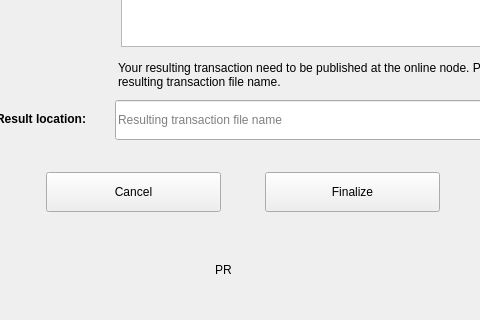
First picture: the form in windows/g_filetransaction.ui, repository 0xkobe/mwc-wallet, before the edit; both pictures show x 212 to 692 and y 359 to 679 of the 904 by 679 pixel window.
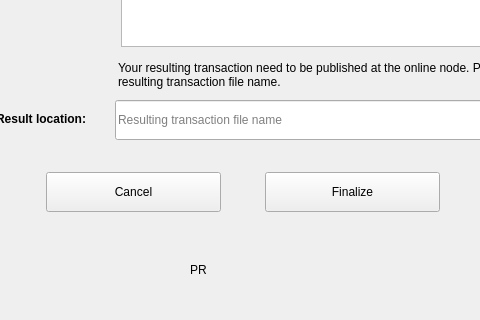
Second picture: the form after the edit. Icons and pictures are not drawn. Custom widgets are drawn as their Qt base class.

Patch:
```diff
--- a/windows/g_filetransaction.ui
+++ b/windows/g_filetransaction.ui
@@ -510,13 +510,13 @@
          <widget class="control::MwcLabelProgress" name="progress">
           <property name="minimumSize">
            <size>
-            <width>50</width>
+            <width>100</width>
             <height>50</height>
            </size>
           </property>
           <property name="maximumSize">
            <size>
-            <width>50</width>
+            <width>100</width>
             <height>50</height>
            </size>
           </property>
```
